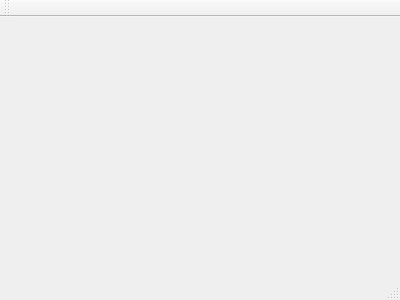
The window that mainwindow.ui (idmistir/RapidshareDownloader) describes before a commit, drawn with Qt 5.
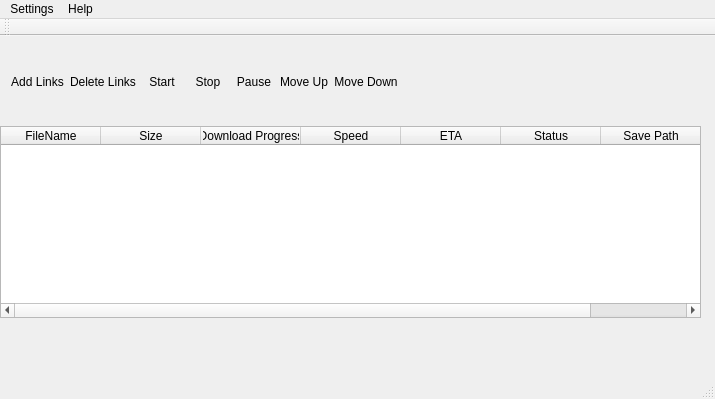
The same window after the commit. Icons and pictures are not drawn.

Commit message: - First design for the main window done. - Resource file added with the download icons - Implemented the resize event to properly resize the children.

The edit to the form file:
```diff
--- a/mainwindow.ui
+++ b/mainwindow.ui
@@ -1,24 +1,481 @@
 <ui version="4.0">
  <class>MainWindow</class>
- <widget class="QMainWindow" name="MainWindow" >
-  <property name="geometry" >
+ <widget class="QMainWindow" name="MainWindow">
+  <property name="geometry">
    <rect>
     <x>0</x>
     <y>0</y>
-    <width>400</width>
-    <height>300</height>
+    <width>715</width>
+    <height>399</height>
    </rect>
   </property>
   <property name="windowTitle" >
    <string>MainWindow</string>
   </property>
-  <widget class="QMenuBar" name="menuBar" />
-  <widget class="QToolBar" name="mainToolBar" />
-  <widget class="QWidget" name="centralWidget" />
-  <widget class="QStatusBar" name="statusBar" />
+  <widget class="QWidget" name="centralWidget">
+   <property name="sizePolicy">
+    <sizepolicy hsizetype="Preferred" vsizetype="Preferred">
+     <horstretch>0</horstretch>
+     <verstretch>0</verstretch>
+    </sizepolicy>
+   </property>
+   <widget class="QTableWidget" name="tblDownloads">
+    <property name="geometry">
+     <rect>
+      <x>0</x>
+      <y>90</y>
+      <width>701</width>
+      <height>192</height>
+     </rect>
+    </property>
+    <column>
+     <property name="text">
+      <string>FileName</string>
+     </property>
+    </column>
+    <column>
+     <property name="text">
+      <string>Size</string>
+     </property>
+    </column>
+    <column>
+     <property name="text">
+      <string>Download Progress</string>
+     </property>
+    </column>
+    <column>
+     <property name="text">
+      <string>Speed</string>
+     </property>
+    </column>
+    <column>
+     <property name="text">
+      <string>ETA</string>
+     </property>
+    </column>
+    <column>
+     <property name="text">
+      <string>Status</string>
+     </property>
+    </column>
+    <column>
+     <property name="text">
+      <string>Save Path</string>
+     </property>
+    </column>
+   </widget>
+   <widget class="QWidget" name="">
+    <property name="geometry">
+     <rect>
+      <x>0</x>
+      <y>0</y>
+      <width>518</width>
+      <height>79</height>
+     </rect>
+    </property>
+    <layout class="QHBoxLayout" name="layoutActions">
+     <property name="sizeConstraint">
+      <enum>QLayout::SetFixedSize</enum>
+     </property>
+     <item>
+      <layout class="QVBoxLayout" name="verticalLayout">
+       <property name="sizeConstraint">
+        <enum>QLayout::SetFixedSize</enum>
+       </property>
+       <item>
+        <widget class="QPushButton" name="btAdd">
+         <property name="sizePolicy">
+          <sizepolicy hsizetype="Fixed" vsizetype="Fixed">
+           <horstretch>0</horstretch>
+           <verstretch>0</verstretch>
+          </sizepolicy>
+         </property>
+         <property name="text">
+          <string/>
+         </property>
+         <property name="icon">
+          <iconset resource="Resources.qrc">
+           <normaloff>:/icons/C:/Users/PJames/Pictures/48/Chosen/add.png</normaloff>:/icons/C:/Users/PJames/Pictures/48/Chosen/add.png</iconset>
+         </property>
+         <property name="iconSize">
+          <size>
+           <width>48</width>
+           <height>48</height>
+          </size>
+         </property>
+         <property name="flat">
+          <bool>true</bool>
+         </property>
+        </widget>
+       </item>
+       <item>
+        <widget class="QLabel" name="lbAdd">
+         <property name="sizePolicy">
+          <sizepolicy hsizetype="Preferred" vsizetype="Fixed">
+           <horstretch>0</horstretch>
+           <verstretch>0</verstretch>
+          </sizepolicy>
+         </property>
+         <property name="text">
+          <string>Add Links</string>
+         </property>
+         <property name="alignment">
+          <set>Qt::AlignCenter</set>
+         </property>
+        </widget>
+       </item>
+      </layout>
+     </item>
+     <item>
+      <layout class="QVBoxLayout" name="verticalLayout_2">
+       <property name="sizeConstraint">
+        <enum>QLayout::SetFixedSize</enum>
+       </property>
+       <item>
+        <widget class="QPushButton" name="btDel">
+         <property name="sizePolicy">
+          <sizepolicy hsizetype="Fixed" vsizetype="Fixed">
+           <horstretch>0</horstretch>
+           <verstretch>0</verstretch>
+          </sizepolicy>
+         </property>
+         <property name="text">
+          <string/>
+         </property>
+         <property name="icon">
+          <iconset resource="Resources.qrc">
+           <normaloff>:/icons/C:/Users/PJames/Pictures/48/Chosen/delete.png</normaloff>:/icons/C:/Users/PJames/Pictures/48/Chosen/delete.png</iconset>
+         </property>
+         <property name="iconSize">
+          <size>
+           <width>48</width>
+           <height>48</height>
+          </size>
+         </property>
+         <property name="flat">
+          <bool>true</bool>
+         </property>
+        </widget>
+       </item>
+       <item>
+        <widget class="QLabel" name="lbDel">
+         <property name="sizePolicy">
+          <sizepolicy hsizetype="Preferred" vsizetype="Fixed">
+           <horstretch>0</horstretch>
+           <verstretch>0</verstretch>
+          </sizepolicy>
+         </property>
+         <property name="text">
+          <string>Delete Links</string>
+         </property>
+         <property name="alignment">
+          <set>Qt::AlignCenter</set>
+         </property>
+        </widget>
+       </item>
+      </layout>
+     </item>
+     <item>
+      <layout class="QVBoxLayout" name="verticalLayout_3">
+       <property name="sizeConstraint">
+        <enum>QLayout::SetFixedSize</enum>
+       </property>
+       <item>
+        <widget class="QPushButton" name="btStart">
+         <property name="sizePolicy">
+          <sizepolicy hsizetype="Fixed" vsizetype="Fixed">
+           <horstretch>0</horstretch>
+           <verstretch>0</verstretch>
+          </sizepolicy>
+         </property>
+         <property name="text">
+          <string/>
+         </property>
+         <property name="icon">
+          <iconset resource="Resources.qrc">
+           <normaloff>:/icons/C:/Users/PJames/Pictures/48/Chosen/start.png</normaloff>:/icons/C:/Users/PJames/Pictures/48/Chosen/start.png</iconset>
+         </property>
+         <property name="iconSize">
+          <size>
+           <width>48</width>
+           <height>48</height>
+          </size>
+         </property>
+         <property name="flat">
+          <bool>true</bool>
+         </property>
+        </widget>
+       </item>
+       <item>
+        <widget class="QLabel" name="lbStart">
+         <property name="sizePolicy">
+          <sizepolicy hsizetype="Preferred" vsizetype="Fixed">
+           <horstretch>0</horstretch>
+           <verstretch>0</verstretch>
+          </sizepolicy>
+         </property>
+         <property name="text">
+          <string>Start</string>
+         </property>
+         <property name="alignment">
+          <set>Qt::AlignCenter</set>
+         </property>
+        </widget>
+       </item>
+      </layout>
+     </item>
+     <item>
+      <layout class="QVBoxLayout" name="verticalLayout_4">
+       <property name="sizeConstraint">
+        <enum>QLayout::SetFixedSize</enum>
+       </property>
+       <item>
+        <widget class="QPushButton" name="btStop">
+         <property name="sizePolicy">
+          <sizepolicy hsizetype="Fixed" vsizetype="Fixed">
+           <horstretch>0</horstretch>
+           <verstretch>0</verstretch>
+          </sizepolicy>
+         </property>
+         <property name="text">
+          <string/>
+         </property>
+         <property name="icon">
+          <iconset resource="Resources.qrc">
+           <normaloff>:/icons/C:/Users/PJames/Pictures/48/Chosen/stop.png</normaloff>:/icons/C:/Users/PJames/Pictures/48/Chosen/stop.png</iconset>
+         </property>
+         <property name="iconSize">
+          <size>
+           <width>48</width>
+           <height>48</height>
+          </size>
+         </property>
+         <property name="flat">
+          <bool>true</bool>
+         </property>
+        </widget>
+       </item>
+       <item>
+        <widget class="QLabel" name="lbStop">
+         <property name="sizePolicy">
+          <sizepolicy hsizetype="Preferred" vsizetype="Fixed">
+           <horstretch>0</horstretch>
+           <verstretch>0</verstretch>
+          </sizepolicy>
+         </property>
+         <property name="text">
+          <string>Stop</string>
+         </property>
+         <property name="alignment">
+          <set>Qt::AlignCenter</set>
+         </property>
+        </widget>
+       </item>
+      </layout>
+     </item>
+     <item>
+      <layout class="QVBoxLayout" name="verticalLayout_5">
+       <property name="sizeConstraint">
+        <enum>QLayout::SetFixedSize</enum>
+       </property>
+       <item>
+        <widget class="QPushButton" name="btPause">
+         <property name="sizePolicy">
+          <sizepolicy hsizetype="Fixed" vsizetype="Fixed">
+           <horstretch>0</horstretch>
+           <verstretch>0</verstretch>
+          </sizepolicy>
+         </property>
+         <property name="text">
+          <string/>
+         </property>
+         <property name="icon">
+          <iconset resource="Resources.qrc">
+           <normaloff>:/icons/C:/Users/PJames/Pictures/48/Chosen/pause.png</normaloff>:/icons/C:/Users/PJames/Pictures/48/Chosen/pause.png</iconset>
+         </property>
+         <property name="iconSize">
+          <size>
+           <width>48</width>
+           <height>48</height>
+          </size>
+         </property>
+         <property name="flat">
+          <bool>true</bool>
+         </property>
+        </widget>
+       </item>
+       <item>
+        <widget class="QLabel" name="lpPause">
+         <property name="sizePolicy">
+          <sizepolicy hsizetype="Preferred" vsizetype="Fixed">
+           <horstretch>0</horstretch>
+           <verstretch>0</verstretch>
+          </sizepolicy>
+         </property>
+         <property name="text">
+          <string>Pause</string>
+         </property>
+         <property name="alignment">
+          <set>Qt::AlignCenter</set>
+         </property>
+        </widget>
+       </item>
+      </layout>
+     </item>
+     <item>
+      <layout class="QVBoxLayout" name="verticalLayout_6">
+       <property name="sizeConstraint">
+        <enum>QLayout::SetFixedSize</enum>
+       </property>
+       <item>
+        <widget class="QPushButton" name="btMoveUp">
+         <property name="sizePolicy">
+          <sizepolicy hsizetype="Fixed" vsizetype="Fixed">
+           <horstretch>0</horstretch>
+           <verstretch>0</verstretch>
+          </sizepolicy>
+         </property>
+         <property name="text">
+          <string/>
+         </property>
+         <property name="icon">
+          <iconset resource="Resources.qrc">
+           <normaloff>:/icons/C:/Users/PJames/Pictures/48/Chosen/up.png</normaloff>:/icons/C:/Users/PJames/Pictures/48/Chosen/up.png</iconset>
+         </property>
+         <property name="iconSize">
+          <size>
+           <width>48</width>
+           <height>48</height>
+          </size>
+         </property>
+         <property name="flat">
+          <bool>true</bool>
+         </property>
+        </widget>
+       </item>
+       <item>
+        <widget class="QLabel" name="lbMoveUp">
+         <property name="sizePolicy">
+          <sizepolicy hsizetype="Preferred" vsizetype="Fixed">
+           <horstretch>0</horstretch>
+           <verstretch>0</verstretch>
+          </sizepolicy>
+         </property>
+         <property name="text">
+          <string>Move Up</string>
+         </property>
+         <property name="alignment">
+          <set>Qt::AlignCenter</set>
+         </property>
+        </widget>
+       </item>
+      </layout>
+     </item>
+     <item>
+      <layout class="QVBoxLayout" name="verticalLayout_7">
+       <property name="sizeConstraint">
+        <enum>QLayout::SetFixedSize</enum>
+       </property>
+       <item>
+        <widget class="QPushButton" name="btMoveDown">
+         <property name="sizePolicy">
+          <sizepolicy hsizetype="Fixed" vsizetype="Fixed">
+           <horstretch>0</horstretch>
+           <verstretch>0</verstretch>
+          </sizepolicy>
+         </property>
+         <property name="text">
+          <string/>
+         </property>
+         <property name="icon">
+          <iconset resource="Resources.qrc">
+           <normaloff>:/icons/C:/Users/PJames/Pictures/48/Chosen/down.png</normaloff>:/icons/C:/Users/PJames/Pictures/48/Chosen/down.png</iconset>
+         </property>
+         <property name="iconSize">
+          <size>
+           <width>48</width>
+           <height>48</height>
+          </size>
+         </property>
+         <property name="flat">
+          <bool>true</bool>
+         </property>
+        </widget>
+       </item>
+       <item>
+        <widget class="QLabel" name="lbMoveDown">
+         <property name="sizePolicy">
+          <sizepolicy hsizetype="Preferred" vsizetype="Fixed">
+           <horstretch>0</horstretch>
+           <verstretch>0</verstretch>
+          </sizepolicy>
+         </property>
+         <property name="text">
+          <string>Move Down</string>
+         </property>
+         <property name="alignment">
+          <set>Qt::AlignCenter</set>
+         </property>
+        </widget>
+       </item>
+      </layout>
+     </item>
+     <item>
+      <spacer name="horizontalSpacer">
+       <property name="orientation">
+        <enum>Qt::Horizontal</enum>
+       </property>
+       <property name="sizeHint" stdset="0">
+        <size>
+         <width>40</width>
+         <height>20</height>
+        </size>
+       </property>
+      </spacer>
+     </item>
+    </layout>
+   </widget>
+  </widget>
+  <widget class="QMenuBar" name="menuBar">
+   <property name="geometry">
+    <rect>
+     <x>0</x>
+     <y>0</y>
+     <width>715</width>
+     <height>21</height>
+    </rect>
+   </property>
+   <widget class="QMenu" name="menuTools">
+    <property name="title">
+     <string>Settings</string>
+    </property>
+   </widget>
+   <widget class="QMenu" name="menuHelp">
+    <property name="title">
+     <string>Help</string>
+    </property>
+   </widget>
+   <addaction name="menuTools"/>
+   <addaction name="menuHelp"/>
+  </widget>
+  <widget class="QToolBar" name="mainToolBar">
+   <attribute name="toolBarArea">
+    <enum>TopToolBarArea</enum>
+   </attribute>
+   <attribute name="toolBarBreak">
+    <bool>false</bool>
+   </attribute>
+  </widget>
+  <widget class="QStatusBar" name="statusBar"/>
+  <action name="actionOptions">
+   <property name="text">
+    <string>Options</string>
+   </property>
+  </action>
  </widget>
- <layoutDefault spacing="6" margin="11" />
- <pixmapfunction></pixmapfunction>
- <resources/>
+ <layoutdefault spacing="6" margin="11"/>
+ <resources>
+  <include location="Resources.qrc"/>
+ </resources>
  <connections/>
 </ui>
```
Left out of the diff: 3 changed lines with no effect on the pictures. The commit also changes 5 other files.
